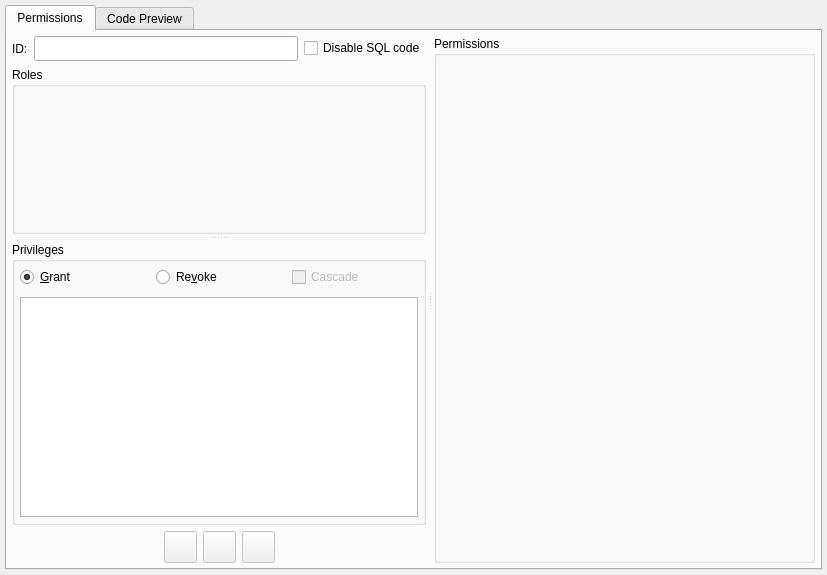
First picture: the form in libs/libgui/ui/dbobjects/permissionwidget.ui, repository pgmodeler/pgmodeler, before the edit.
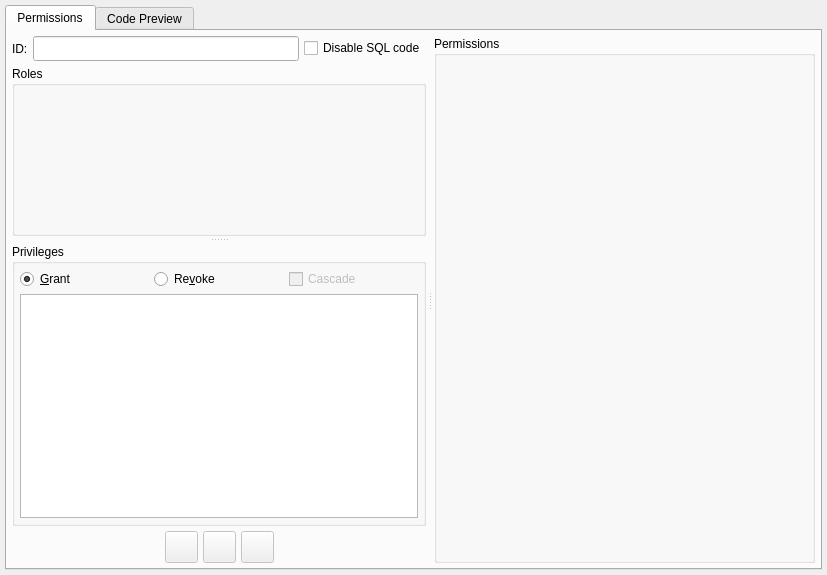
Second picture: the form after the edit. Icons and pictures are not drawn.

Commit message: Adjusted the layout spacing/margins in ui/dbobjects/*

The edit to the form file:
```diff
--- a/libs/libgui/ui/dbobjects/permissionwidget.ui
+++ b/libs/libgui/ui/dbobjects/permissionwidget.ui
@@ -39,7 +39,7 @@
     <number>5</number>
    </property>
    <property name="spacing">
-    <number>10</number>
+    <number>5</number>
    </property>
    <item row="0" column="0">
     <widget class="QTabWidget" name="tabWidget">
@@ -73,8 +73,14 @@
          </property>
          <widget class="QWidget" name="layoutWidget">
           <layout class="QVBoxLayout" name="verticalLayout">
+           <property name="spacing">
+            <number>5</number>
+           </property>
            <item>
             <layout class="QHBoxLayout" name="horizontalLayout">
+             <property name="spacing">
+              <number>5</number>
+             </property>
              <item>
               <widget class="QLabel" name="id_lbl">
                <property name="sizePolicy">
@@ -194,7 +200,7 @@
                 <number>5</number>
                </property>
                <property name="spacing">
-                <number>10</number>
+                <number>5</number>
                </property>
                <item row="0" column="0">
                 <widget class="QRadioButton" name="grant_rb">
@@ -267,6 +273,9 @@
            </item>
            <item>
             <layout class="QHBoxLayout" name="horizontalLayout_2">
+             <property name="spacing">
+              <number>5</number>
+             </property>
              <item>
               <spacer name="horizontalSpacer_2">
                <property name="orientation">
```
Left out of the diff: 6 changed lines with no effect on the pictures. The commit also changes 53 other files.
